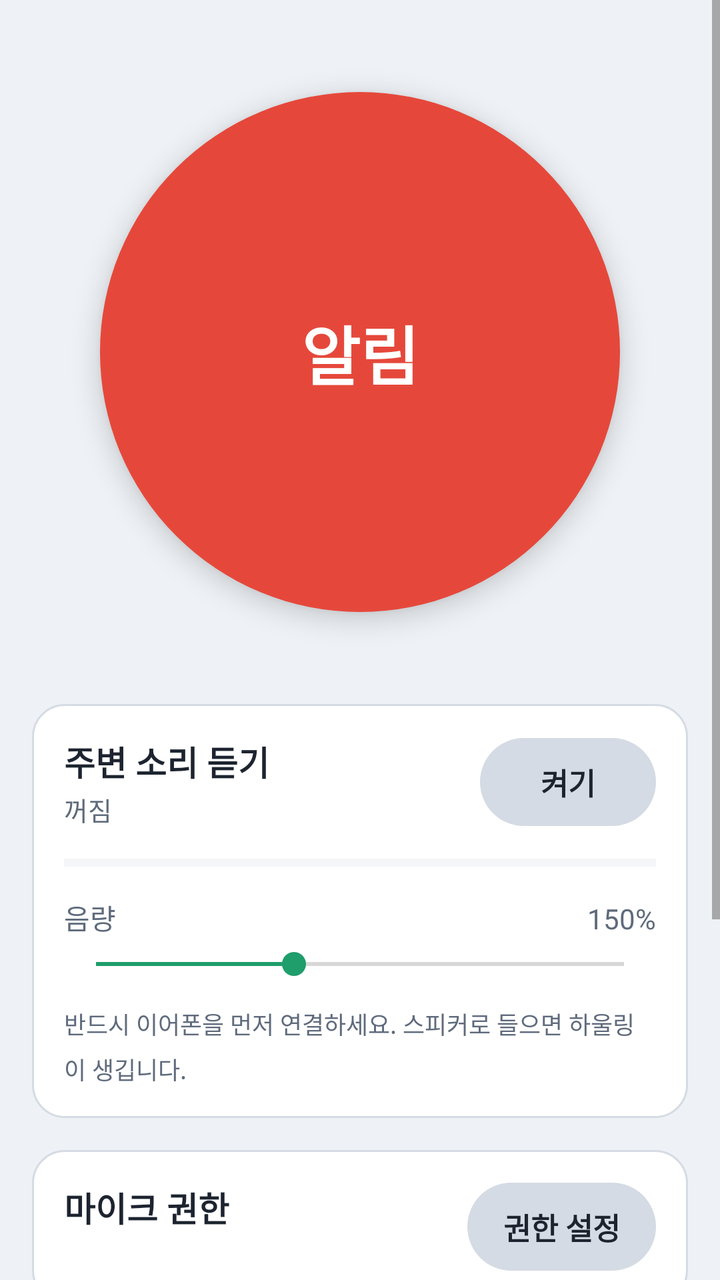
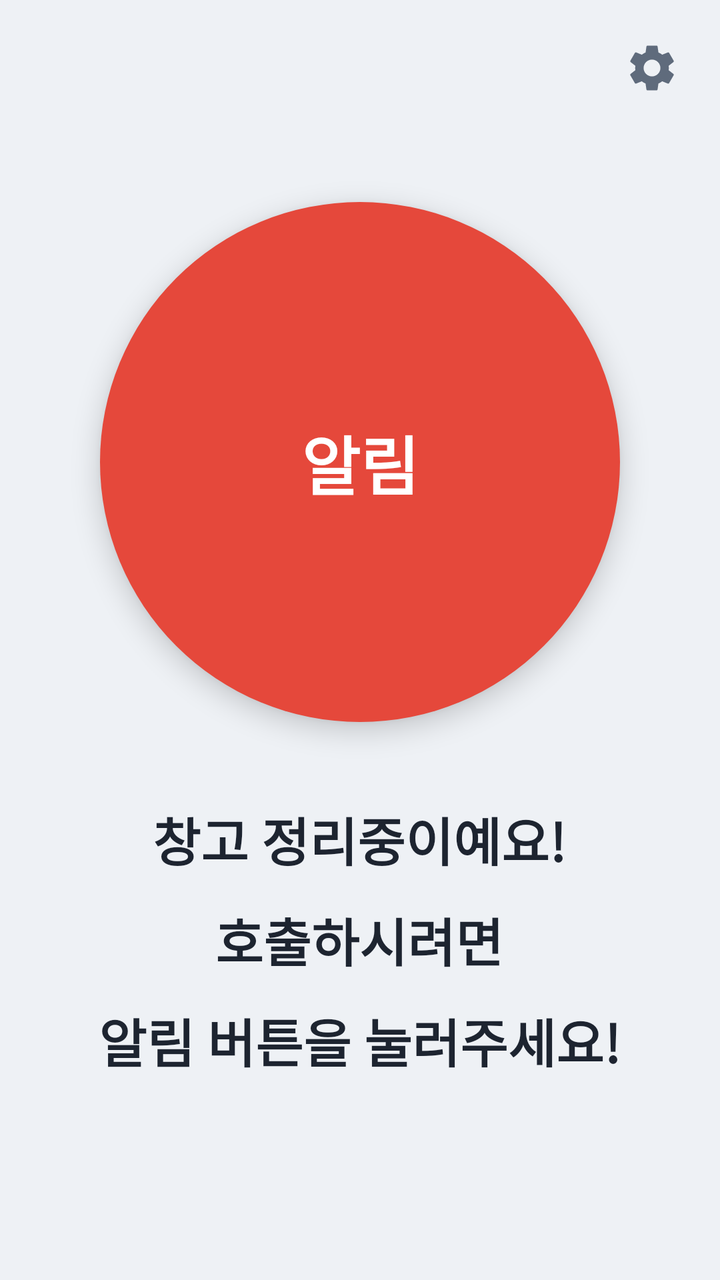

Screens rendered from an Android XML layout before and after an edit, with the pre-edit source and the edit as a unified diff.
<!-- AndroidManifest.xml: application theme AppTheme -->
<!-- res/layout/activity_main.xml -->
<?xml version="1.0" encoding="utf-8"?>
<ScrollView xmlns:android="http://schemas.android.com/apk/res/android"
    android:layout_width="match_parent"
    android:layout_height="match_parent"
    android:fillViewport="true"
    android:fitsSystemWindows="true"
    android:background="@color/bg">

    <LinearLayout
        android:layout_width="match_parent"
        android:layout_height="wrap_content"
        android:orientation="vertical"
        android:padding="16dp">

        
        <FrameLayout
            android:layout_width="match_parent"
            android:layout_height="0dp"
            android:layout_weight="1"
            android:minHeight="320dp">

            <Button
                android:id="@+id/alertBtn"
                android:layout_width="260dp"
                android:layout_height="260dp"
                android:layout_gravity="center"
                android:background="@drawable/bg_alert"
                android:elevation="8dp"
                android:stateListAnimator="@null"
                android:text="알림"
                android:textColor="#FFFFFF"
                android:textSize="32sp"
                android:textStyle="bold"
                android:contentDescription="알림 울리기" />
        </FrameLayout>

        
        <LinearLayout
            android:layout_width="match_parent"
            android:layout_height="wrap_content"
            android:layout_marginTop="16dp"
            android:background="@drawable/bg_panel"
            android:orientation="vertical"
            android:padding="16dp">

            <LinearLayout
                android:layout_width="match_parent"
                android:layout_height="wrap_content"
                android:gravity="center_vertical"
                android:orientation="horizontal">

                <LinearLayout
                    android:layout_width="0dp"
                    android:layout_height="wrap_content"
                    android:layout_weight="1"
                    android:orientation="vertical">
                    <TextView
                        android:layout_width="wrap_content"
                        android:layout_height="wrap_content"
                        android:text="주변 소리 듣기"
                        android:textColor="@color/fg"
                        android:textSize="17sp"
                        android:textStyle="bold" />
                    <TextView
                        android:id="@+id/micStatus"
                        android:layout_width="wrap_content"
                        android:layout_height="wrap_content"
                        android:layout_marginTop="2dp"
                        android:text="꺼짐"
                        android:textColor="@color/muted"
                        android:textSize="13sp" />
                </LinearLayout>

                <Button
                    android:id="@+id/micBtn"
                    style="@style/Pill"
                    android:text="켜기" />
            </LinearLayout>

            <ProgressBar
                android:id="@+id/meter"
                style="?android:attr/progressBarStyleHorizontal"
                android:layout_width="match_parent"
                android:layout_height="6dp"
                android:layout_marginTop="14dp"
                android:max="100"
                android:progress="0"
                android:progressTint="@color/live"
                android:progressBackgroundTint="@color/line" />

            <LinearLayout
                android:layout_width="match_parent"
                android:layout_height="wrap_content"
                android:layout_marginTop="14dp"
                android:orientation="horizontal">
                <TextView
                    android:layout_width="0dp"
                    android:layout_height="wrap_content"
                    android:layout_weight="1"
                    android:text="음량"
                    android:textColor="@color/muted"
                    android:textSize="14sp" />
                <TextView
                    android:id="@+id/volVal"
                    android:layout_width="wrap_content"
                    android:layout_height="wrap_content"
                    android:text="150%"
                    android:textColor="@color/muted"
                    android:textSize="14sp" />
            </LinearLayout>

            <SeekBar
                android:id="@+id/vol"
                android:layout_width="match_parent"
                android:layout_height="wrap_content"
                android:layout_marginTop="4dp"
                android:max="400"
                android:progress="150"
                android:progressTint="@color/live"
                android:thumbTint="@color/live"
                android:contentDescription="음량" />

            <TextView
                style="@style/Note"
                android:text="반드시 이어폰을 먼저 연결하세요. 스피커로 들으면 하울링이 생깁니다." />
        </LinearLayout>

        
        <LinearLayout
            android:layout_width="match_parent"
            android:layout_height="wrap_content"
            android:layout_marginTop="16dp"
            android:background="@drawable/bg_panel"
            android:gravity="center_vertical"
            android:orientation="horizontal"
            android:padding="16dp">

            <LinearLayout
                android:layout_width="0dp"
                android:layout_height="wrap_content"
                android:layout_weight="1"
                android:orientation="vertical">
                <TextView
                    android:layout_width="wrap_content"
                    android:layout_height="wrap_content"
                    android:text="마이크 권한"
                    android:textColor="@color/fg"
                    android:textSize="17sp"
                    android:textStyle="bold" />
                <TextView
                    android:id="@+id/permStatus"
                    android:layout_width="wrap_content"
                    android:layout_height="wrap_content"
                    android:layout_marginTop="2dp"
                    android:textColor="@color/muted"
                    android:textSize="13sp" />
            </LinearLayout>

            <Button
                android:id="@+id/permBtn"
                style="@style/Pill"
                android:text="권한 설정" />
        </LinearLayout>

        
        <LinearLayout
            android:layout_width="match_parent"
            android:layout_height="wrap_content"
            android:layout_marginTop="16dp"
            android:background="@drawable/bg_panel"
            android:orientation="vertical"
            android:padding="16dp">

            <TextView
                android:layout_width="wrap_content"
                android:layout_height="wrap_content"
                android:text="안내 음성"
                android:textColor="@color/fg"
                android:textSize="17sp"
                android:textStyle="bold" />
            <TextView
                android:id="@+id/voiceStatus"
                android:layout_width="wrap_content"
                android:layout_height="wrap_content"
                android:layout_marginTop="2dp"
                android:textColor="@color/muted"
                android:textSize="13sp" />

            <LinearLayout
                android:layout_width="match_parent"
                android:layout_height="wrap_content"
                android:layout_marginTop="12dp"
                android:orientation="horizontal">
                <Button
                    android:id="@+id/voicePick"
                    style="@style/Pill"
                    android:text="mp3 선택" />
                <Button
                    android:id="@+id/voiceTest"
                    style="@style/Pill"
                    android:layout_marginStart="10dp"
                    android:text="미리 듣기" />
                <Button
                    android:id="@+id/voiceReset"
                    style="@style/Pill"
                    android:layout_marginStart="10dp"
                    android:text="기본 음성"
                    android:visibility="gone" />
            </LinearLayout>

            <TextView
                style="@style/Note"
                android:text="기본으로 '손님이 대기중입니다' 음성이 들어 있어요. mp3를 고르면 그 파일로 바뀌고, '기본 음성'을 누르면 원래대로 돌아가요." />
        </LinearLayout>
    </LinearLayout>
</ScrollView>
<!-- resources referenced by this layout -->
<resources>
  <color name="bg">#EEF1F5</color>
  <color name="fg">#1D2430</color>
  <color name="line">#D5DBE4</color>
  <color name="live">#1F9D6B</color>
  <color name="muted">#5F6B7C</color>
  <!-- drawable bg_alert (drawable) -->
  <?xml version="1.0" encoding="utf-8"?>
  <ripple xmlns:android="http://schemas.android.com/apk/res/android"
      android:color="@color/alert_pressed">
      <item>
          <shape android:shape="oval">
              <solid android:color="@color/alert" />
          </shape>
      </item>
  </ripple>
  <!-- drawable bg_panel (drawable) -->
  <?xml version="1.0" encoding="utf-8"?>
  <shape xmlns:android="http://schemas.android.com/apk/res/android" android:shape="rectangle">
      <solid android:color="@color/panel" />
      <stroke android:width="1dp" android:color="@color/line" />
      <corners android:radius="16dp" />
  </shape>
  <style name="Note">
          <item name="android:layout_width">match_parent</item>
          <item name="android:layout_height">wrap_content</item>
          <item name="android:layout_marginTop">12dp</item>
          <item name="android:textColor">@color/muted</item>
          <item name="android:textSize">12sp</item>
          <item name="android:lineSpacingMultiplier">1.3</item>
      </style>
  <style name="AppTheme" parent="android:Theme.Material.Light.NoActionBar">
          <item name="android:windowBackground">@color/bg</item>
          <item name="android:statusBarColor">@color/bg</item>
          <item name="android:navigationBarColor">@color/bg</item>
          <item name="android:windowLightStatusBar">true</item>
          <item name="android:colorAccent">@color/live</item>
      </style>
  <color name="alert_pressed">#C93A2E</color>
  <color name="alert">#E5483B</color>
  <color name="panel">#FFFFFF</color>
  <!-- drawable bg_pill (drawable) -->
  <?xml version="1.0" encoding="utf-8"?>
  <ripple xmlns:android="http://schemas.android.com/apk/res/android"
      android:color="@color/muted">
      <item>
          <shape android:shape="rectangle">
              <solid android:color="@color/line" />
              <corners android:radius="999dp" />
          </shape>
      </item>
  </ripple>
  <!-- unchanged entries left out for length: 1 -->
</resources>

<!-- the commit's change to res/layout/activity_main.xml (unified diff, before → after) -->
@@ -1,216 +1,288 @@
 <?xml version="1.0" encoding="utf-8"?>
-<ScrollView xmlns:android="http://schemas.android.com/apk/res/android"
+<FrameLayout xmlns:android="http://schemas.android.com/apk/res/android"
     android:layout_width="match_parent"
     android:layout_height="match_parent"
-    android:fillViewport="true"
     android:fitsSystemWindows="true"
     android:background="@color/bg">
 
+    
     <LinearLayout
+        android:id="@+id/mainView"
         android:layout_width="match_parent"
-        android:layout_height="wrap_content"
+        android:layout_height="match_parent"
+        android:gravity="center"
         android:orientation="vertical"
-        android:padding="16dp">
-
-        
-        <FrameLayout
+        android:padding="24dp">
+
+        <Button
+            android:id="@+id/alertBtn"
+            android:layout_width="260dp"
+            android:layout_height="260dp"
+            android:background="@drawable/bg_alert"
+            android:elevation="8dp"
+            android:stateListAnimator="@null"
+            android:text="알림"
+            android:textColor="#FFFFFF"
+            android:textSize="32sp"
+            android:textStyle="bold"
+            android:contentDescription="알림 울리기" />
+
+        <TextView
+            android:id="@+id/message"
+            android:layout_width="wrap_content"
+            android:layout_height="wrap_content"
+            android:layout_marginTop="40dp"
+            android:gravity="center"
+            android:lineSpacingMultiplier="1.35"
+            android:text="창고 정리중이예요!\n호출하시려면\n알림 버튼을 눌러주세요!"
+            android:textColor="@color/fg"
+            android:textSize="26sp"
+            android:textStyle="bold" />
+    </LinearLayout>
+
+    
+    <ImageButton
+        android:id="@+id/settingsBtn"
+        android:layout_width="52dp"
+        android:layout_height="52dp"
+        android:layout_gravity="top|end"
+        android:layout_margin="8dp"
+        android:background="?android:attr/selectableItemBackgroundBorderless"
+        android:contentDescription="설정"
+        android:padding="12dp"
+        android:scaleType="fitCenter"
+        android:src="@drawable/ic_settings" />
+
+    
+    <LinearLayout
+        android:id="@+id/settingsView"
+        android:layout_width="match_parent"
+        android:layout_height="match_parent"
+        android:background="@color/bg"
+        android:clickable="true"
+        android:orientation="vertical"
+        android:visibility="gone">
+
+        <LinearLayout
+            android:layout_width="match_parent"
+            android:layout_height="60dp"
+            android:gravity="center_vertical"
+            android:orientation="horizontal"
+            android:paddingStart="4dp"
+            android:paddingEnd="16dp">
+
+            <ImageButton
+                android:id="@+id/backBtn"
+                android:layout_width="52dp"
+                android:layout_height="52dp"
+                android:background="?android:attr/selectableItemBackgroundBorderless"
+                android:contentDescription="뒤로"
+                android:padding="14dp"
+                android:scaleType="fitCenter"
+                android:src="@drawable/ic_back" />
+
+            <TextView
+                android:layout_width="wrap_content"
+                android:layout_height="wrap_content"
+                android:layout_marginStart="4dp"
+                android:text="설정"
+                android:textColor="@color/fg"
+                android:textSize="20sp"
+                android:textStyle="bold" />
+        </LinearLayout>
+
+        <ScrollView
             android:layout_width="match_parent"
             android:layout_height="0dp"
-            android:layout_weight="1"
-            android:minHeight="320dp">
-
-            <Button
-                android:id="@+id/alertBtn"
-                android:layout_width="260dp"
-                android:layout_height="260dp"
-                android:layout_gravity="center"
-                android:background="@drawable/bg_alert"
-                android:elevation="8dp"
-                android:stateListAnimator="@null"
-                android:text="알림"
-                android:textColor="#FFFFFF"
-                android:textSize="32sp"
-                android:textStyle="bold"
-                android:contentDescription="알림 울리기" />
-        </FrameLayout>
-
-        
-        <LinearLayout
-            android:layout_width="match_parent"
-            android:layout_height="wrap_content"
-            android:layout_marginTop="16dp"
-            android:background="@drawable/bg_panel"
-            android:orientation="vertical"
-            android:padding="16dp">
+            android:layout_weight="1">
 
             <LinearLayout
                 android:layout_width="match_parent"
                 android:layout_height="wrap_content"
-                android:gravity="center_vertical"
-                android:orientation="horizontal">
-
+                android:orientation="vertical"
+                android:paddingStart="16dp"
+                android:paddingEnd="16dp"
+                android:paddingBottom="24dp">
+
+                
                 <LinearLayout
-                    android:layout_width="0dp"
+                    android:layout_width="match_parent"
                     android:layout_height="wrap_content"
-                    android:layout_weight="1"
-                    android:orientation="vertical">
+                    android:layout_marginTop="4dp"
+                    android:background="@drawable/bg_panel"
+                    android:orientation="vertical"
+                    android:padding="16dp">
+
+                    <LinearLayout
+                        android:layout_width="match_parent"
+                        android:layout_height="wrap_content"
+                        android:gravity="center_vertical"
+                        android:orientation="horizontal">
+
+                        <LinearLayout
+                            android:layout_width="0dp"
+                            android:layout_height="wrap_content"
+                            android:layout_weight="1"
+                            android:orientation="vertical">
+                            <TextView
+                                android:layout_width="wrap_content"
+                                android:layout_height="wrap_content"
+                                android:text="주변 소리 듣기"
+                                android:textColor="@color/fg"
+                                android:textSize="17sp"
+                                android:textStyle="bold" />
+                            <TextView
+                                android:id="@+id/micStatus"
+                                android:layout_width="wrap_content"
+                                android:layout_height="wrap_content"
+                                android:layout_marginTop="2dp"
+                                android:text="꺼짐"
+                                android:textColor="@color/muted"
+                                android:textSize="13sp" />
+                        </LinearLayout>
+
+                        <Button
+                            android:id="@+id/micBtn"
+                            style="@style/Pill"
+                            android:text="켜기" />
+                    </LinearLayout>
+
+                    <ProgressBar
+                        android:id="@+id/meter"
+                        style="?android:attr/progressBarStyleHorizontal"
+                        android:layout_width="match_parent"
+                        android:layout_height="6dp"
+                        android:layout_marginTop="14dp"
+                        android:max="100"
+                        android:progress="0"
+                        android:progressTint="@color/live"
+                        android:progressBackgroundTint="@color/line" />
+
+                    <LinearLayout
+                        android:layout_width="match_parent"
+                        android:layout_height="wrap_content"
+                        android:layout_marginTop="14dp"
+                        android:orientation="horizontal">
+                        <TextView
+                            android:layout_width="0dp"
+                            android:layout_height="wrap_content"
+                            android:layout_weight="1"
+                            android:text="음량"
+                            android:textColor="@color/muted"
+                            android:textSize="14sp" />
+                        <TextView
+                            android:id="@+id/volVal"
+                            android:layout_width="wrap_content"
+                            android:layout_height="wrap_content"
+                            android:text="150%"
+                            android:textColor="@color/muted"
+                            android:textSize="14sp" />
+                    </LinearLayout>
+
+                    <SeekBar
+                        android:id="@+id/vol"
+                        android:layout_width="match_parent"
+                        android:layout_height="wrap_content"
+                        android:layout_marginTop="4dp"
+                        android:max="400"
+                        android:progress="150"
+                        android:progressTint="@color/live"
+                        android:thumbTint="@color/live"
+                        android:contentDescription="음량" />
+
+                    <TextView
+                        style="@style/Note"
+                        android:text="반드시 이어폰을 먼저 연결하세요. 스피커로 들으면 하울링이 생깁니다." />
+                </LinearLayout>
+
+                
+                <LinearLayout
+                    android:layout_width="match_parent"
+                    android:layout_height="wrap_content"
+                    android:layout_marginTop="16dp"
+                    android:background="@drawable/bg_panel"
+                    android:gravity="center_vertical"
+                    android:orientation="horizontal"
+                    android:padding="16dp">
+
+                    <LinearLayout
+                        android:layout_width="0dp"
+                        android:layout_height="wrap_content"
+                        android:layout_weight="1"
+                        android:orientation="vertical">
+                        <TextView
+                            android:layout_width="wrap_content"
+                            android:layout_height="wrap_content"
+                            android:text="마이크 권한"
+                            android:textColor="@color/fg"
+                            android:textSize="17sp"
+                            android:textStyle="bold" />
+                        <TextView
+                            android:id="@+id/permStatus"
+                            android:layout_width="wrap_content"
+                            android:layout_height="wrap_content"
+                            android:layout_marginTop="2dp"
+                            android:textColor="@color/muted"
+                            android:textSize="13sp" />
+                    </LinearLayout>
+
+                    <Button
+                        android:id="@+id/permBtn"
+                        style="@style/Pill"
+                        android:text="권한 설정" />
+                </LinearLayout>
+
+                
+                <LinearLayout
+                    android:layout_width="match_parent"
+                    android:layout_height="wrap_content"
+                    android:layout_marginTop="16dp"
+                    android:background="@drawable/bg_panel"
+                    android:orientation="vertical"
+                    android:padding="16dp">
+
                     <TextView
                         android:layout_width="wrap_content"
                         android:layout_height="wrap_content"
-                        android:text="주변 소리 듣기"
+                        android:text="안내 음성"
                         android:textColor="@color/fg"
                         android:textSize="17sp"
                         android:textStyle="bold" />
                     <TextView
-                        android:id="@+id/micStatus"
+                        android:id="@+id/voiceStatus"
                         android:layout_width="wrap_content"
                         android:layout_height="wrap_content"
                         android:layout_marginTop="2dp"
-                        android:text="꺼짐"
                         android:textColor="@color/muted"
                         android:textSize="13sp" />
+
+                    <LinearLayout
+                        android:layout_width="match_parent"
+                        android:layout_height="wrap_content"
+                        android:layout_marginTop="12dp"
+                        android:orientation="horizontal">
+                        <Button
+                            android:id="@+id/voicePick"
+                            style="@style/Pill"
+                            android:text="mp3 선택" />
+                        <Button
+                            android:id="@+id/voiceTest"
+                            style="@style/Pill"
+                            android:layout_marginStart="10dp"
+                            android:text="미리 듣기" />
+                        <Button
+                            android:id="@+id/voiceReset"
+                            style="@style/Pill"
+                            android:layout_marginStart="10dp"
+                            android:text="기본 음성"
+                            android:visibility="gone" />
+                    </LinearLayout>
+
+                    <TextView
+                        style="@style/Note"
+                        android:text="기본으로 '손님이 대기중입니다' 음성이 들어 있어요. mp3를 고르면 그 파일로 바뀌고, '기본 음성'을 누르면 원래대로 돌아가요." />
                 </LinearLayout>
-
-                <Button
-                    android:id="@+id/micBtn"
-                    style="@style/Pill"
-                    android:text="켜기" />
             </LinearLayout>
-
-            <ProgressBar
-                android:id="@+id/meter"
-                style="?android:attr/progressBarStyleHorizontal"
-                android:layout_width="match_parent"
-                android:layout_height="6dp"
-                android:layout_marginTop="14dp"
-                android:max="100"
-                android:progress="0"
-                android:progressTint="@color/live"
-                android:progressBackgroundTint="@color/line" />
-
-            <LinearLayout
-                android:layout_width="match_parent"
-                android:layout_height="wrap_content"
-                android:layout_marginTop="14dp"
-                android:orientation="horizontal">
-                <TextView
-                    android:layout_width="0dp"
-                    android:layout_height="wrap_content"
-                    android:layout_weight="1"
-                    android:text="음량"
-                    android:textColor="@color/muted"
-                    android:textSize="14sp" />
-                <TextView
-                    android:id="@+id/volVal"
-                    android:layout_width="wrap_content"
-                    android:layout_height="wrap_content"
-                    android:text="150%"
-                    android:textColor="@color/muted"
-                    android:textSize="14sp" />
-            </LinearLayout>
-
-            <SeekBar
-                android:id="@+id/vol"
-                android:layout_width="match_parent"
-                android:layout_height="wrap_content"
-                android:layout_marginTop="4dp"
-                android:max="400"
-                android:progress="150"
-                android:progressTint="@color/live"
-                android:thumbTint="@color/live"
-                android:contentDescription="음량" />
-
-            <TextView
-                style="@style/Note"
-                android:text="반드시 이어폰을 먼저 연결하세요. 스피커로 들으면 하울링이 생깁니다." />
-        </LinearLayout>
-
-        
-        <LinearLayout
-            android:layout_width="match_parent"
-            android:layout_height="wrap_content"
-            android:layout_marginTop="16dp"
-            android:background="@drawable/bg_panel"
-            android:gravity="center_vertical"
-            android:orientation="horizontal"
-            android:padding="16dp">
-
-            <LinearLayout
-                android:layout_width="0dp"
-                android:layout_height="wrap_content"
-                android:layout_weight="1"
-                android:orientation="vertical">
-                <TextView
-                    android:layout_width="wrap_content"
-                    android:layout_height="wrap_content"
-                    android:text="마이크 권한"
-                    android:textColor="@color/fg"
-                    android:textSize="17sp"
-                    android:textStyle="bold" />
-                <TextView
-                    android:id="@+id/permStatus"
-                    android:layout_width="wrap_content"
-                    android:layout_height="wrap_content"
-                    android:layout_marginTop="2dp"
-                    android:textColor="@color/muted"
-                    android:textSize="13sp" />
-            </LinearLayout>
-
-            <Button
-                android:id="@+id/permBtn"
-                style="@style/Pill"
-                android:text="권한 설정" />
-        </LinearLayout>
-
-        
-        <LinearLayout
-            android:layout_width="match_parent"
-            android:layout_height="wrap_content"
-            android:layout_marginTop="16dp"
-            android:background="@drawable/bg_panel"
-            android:orientation="vertical"
-            android:padding="16dp">
-
-            <TextView
-                android:layout_width="wrap_content"
-                android:layout_height="wrap_content"
-                android:text="안내 음성"
-                android:textColor="@color/fg"
-                android:textSize="17sp"
-                android:textStyle="bold" />
-            <TextView
-                android:id="@+id/voiceStatus"
-                android:layout_width="wrap_content"
-                android:layout_height="wrap_content"
-                android:layout_marginTop="2dp"
-                android:textColor="@color/muted"
-                android:textSize="13sp" />
-
-            <LinearLayout
-                android:layout_width="match_parent"
-                android:layout_height="wrap_content"
-                android:layout_marginTop="12dp"
-                android:orientation="horizontal">
-                <Button
-                    android:id="@+id/voicePick"
-                    style="@style/Pill"
-                    android:text="mp3 선택" />
-                <Button
-                    android:id="@+id/voiceTest"
-                    style="@style/Pill"
-                    android:layout_marginStart="10dp"
-                    android:text="미리 듣기" />
-                <Button
-                    android:id="@+id/voiceReset"
-                    style="@style/Pill"
-                    android:layout_marginStart="10dp"
-                    android:text="기본 음성"
-                    android:visibility="gone" />
-            </LinearLayout>
-
-            <TextView
-                style="@style/Note"
-                android:text="기본으로 '손님이 대기중입니다' 음성이 들어 있어요. mp3를 고르면 그 파일로 바뀌고, '기본 음성'을 누르면 원래대로 돌아가요." />
-        </LinearLayout>
+        </ScrollView>
     </LinearLayout>
-</ScrollView>
+</FrameLayout>
<!-- resource entries referenced after the edit -->
@@ -22,6 +22,24 @@
       <stroke android:width="1dp" android:color="@color/line" />
       <corners android:radius="16dp" />
   </shape>
+  <!-- drawable ic_back (drawable) -->
+  <?xml version="1.0" encoding="utf-8"?>
+  <vector xmlns:android="http://schemas.android.com/apk/res/android"
+      android:width="24dp" android:height="24dp"
+      android:viewportWidth="24" android:viewportHeight="24"
+      android:tint="@color/fg">
+      <path android:fillColor="#FFFFFFFF"
+          android:pathData="M20,11H7.83l5.59,-5.59L12,4l-8,8 8,8 1.41,-1.41L7.83,13H20v-2z" />
+  </vector>
+  <!-- drawable ic_settings (drawable) -->
+  <?xml version="1.0" encoding="utf-8"?>
+  <vector xmlns:android="http://schemas.android.com/apk/res/android"
+      android:width="24dp" android:height="24dp"
+      android:viewportWidth="24" android:viewportHeight="24"
+      android:tint="@color/muted">
+      <path android:fillColor="#FFFFFFFF"
+          android:pathData="M19.14,12.94c0.04,-0.3 0.06,-0.61 0.06,-0.94c0,-0.32 -0.02,-0.64 -0.07,-0.94l2.03,-1.58c0.18,-0.14 0.23,-0.41 0.12,-0.61l-1.92,-3.32c-0.12,-0.22 -0.37,-0.29 -0.59,-0.22l-2.39,0.96c-0.5,-0.38 -1.03,-0.7 -1.62,-0.94L14.4,2.81c-0.04,-0.24 -0.24,-0.41 -0.48,-0.41h-3.84c-0.24,0 -0.43,0.17 -0.47,0.41L9.25,5.35C8.66,5.59 8.12,5.92 7.63,6.29L5.24,5.33c-0.22,-0.08 -0.47,0 -0.59,0.22L2.74,8.87C2.62,9.08 2.66,9.34 2.86,9.48l2.03,1.58C4.84,11.36 4.8,11.69 4.8,12s0.02,0.64 0.07,0.94l-2.03,1.58c-0.18,0.14 -0.23,0.41 -0.12,0.61l1.92,3.32c0.12,0.22 0.37,0.29 0.59,0.22l2.39,-0.96c0.5,0.38 1.03,0.7 1.62,0.94l0.36,2.54c0.05,0.24 0.24,0.41 0.48,0.41h3.84c0.24,0 0.44,-0.17 0.47,-0.41l0.36,-2.54c0.59,-0.24 1.13,-0.56 1.62,-0.94l2.39,0.96c0.22,0.08 0.47,0 0.59,-0.22l1.92,-3.32c0.12,-0.22 0.07,-0.47 -0.12,-0.61L19.14,12.94zM12,15.6c-1.98,0 -3.6,-1.62 -3.6,-3.6s1.62,-3.6 3.6,-3.6s3.6,1.62 3.6,3.6S13.98,15.6 12,15.6z" />
+  </vector>
   <style name="Note">
           <item name="android:layout_width">match_parent</item>
           <item name="android:layout_height">wrap_content</item>
